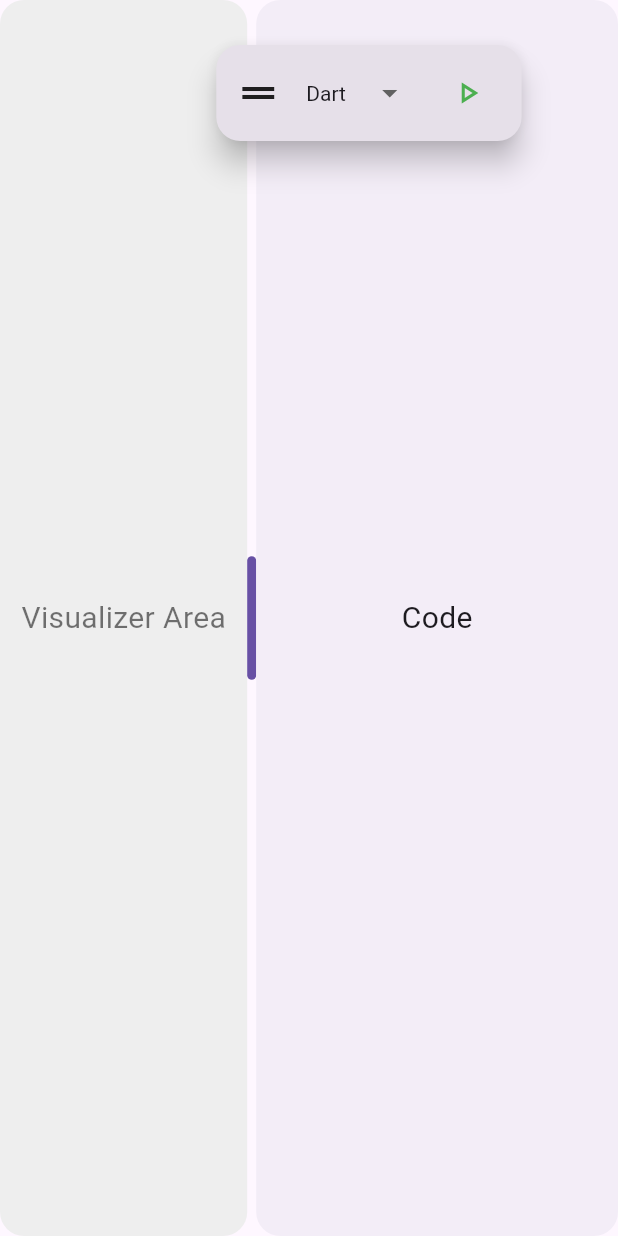
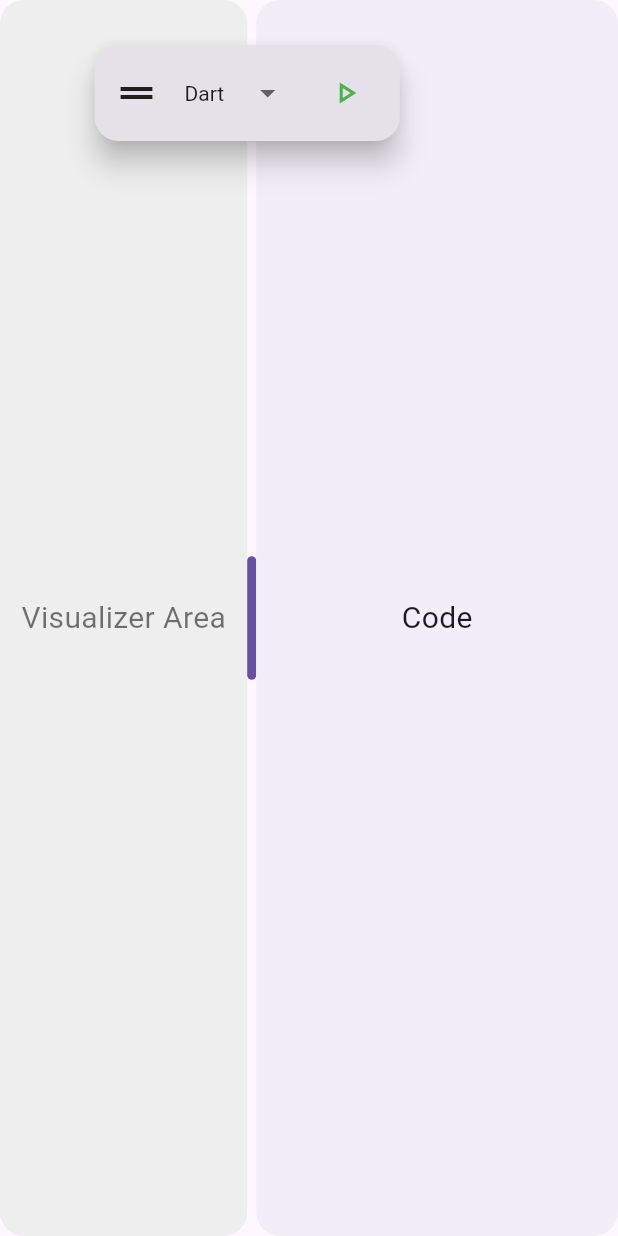
Before and after one commit to Mirko-r/CodePulse, a Flutter app: the screen it shows after launch, on a phone screen of 412 x 824 dp. Run offline on Flutter 3.47's test engine with Material 3 defaults, Android fonts, the phone set to English and light mode, and no system bars; our stand-ins replace flutter_riverpod, riverpod_annotation; generated files the repository leaves out were written again.

Commit message:
Clamp draggable top bar within screen boundaries to prevent it from going off-screen

```diff
--- a/lib/UI/pages/home_page.dart
+++ b/lib/UI/pages/home_page.dart
@@ -18,14 +18,23 @@ class HomePage extends ConsumerStatefulWidget {
 
 class _HomePageState extends ConsumerState<HomePage> {
   double leftWidthFraction = 0.4;
+  final GlobalKey _topBarKey = GlobalKey();
 
   @override
   void initState() {
     super.initState();
     WidgetsBinding.instance.addPostFrameCallback((_) {
+      final RenderBox renderBox =
+          _topBarKey.currentContext!.findRenderObject() as RenderBox;
+      final barSize = renderBox.size;
       ref
           .read(topBarStateProvider.notifier)
-          .updateOffset(Offset(context.width * 0.35, 30));
+          .updateOffset(
+            Offset(
+              (context.width * leftWidthFraction) - (barSize.width / 2),
+              30,
+            ),
+          );
     });
   }
 
@@ -76,13 +85,24 @@ class _HomePageState extends ConsumerState<HomePage> {
             top: ref.watch(topBarStateProvider).offset.dy,
             child: GestureDetector(
               onPanUpdate: (details) {
+                final RenderBox renderBox =
+                    _topBarKey.currentContext!.findRenderObject() as RenderBox;
+                final barSize = renderBox.size;
+
+                double newDx =
+                    (ref.watch(topBarStateProvider).offset.dx +
+                            details.delta.dx)
+                        .clamp(0.0, context.width - barSize.width);
+                double newDy =
+                    (ref.watch(topBarStateProvider).offset.dy +
+                            details.delta.dy)
+                        .clamp(0.0, context.height - barSize.height);
+
                 ref
                     .read(topBarStateProvider.notifier)
-                    .updateOffset(
-                      ref.watch(topBarStateProvider).offset + details.delta,
-                    );
+                    .updateOffset(Offset(newDx, newDy));
               },
-              child: TopBar(),
+              child: TopBar(key: _topBarKey),
             ),
           ),
           if (ref.watch(topBarStateProvider).playerState == PlayerState.paused)
```
